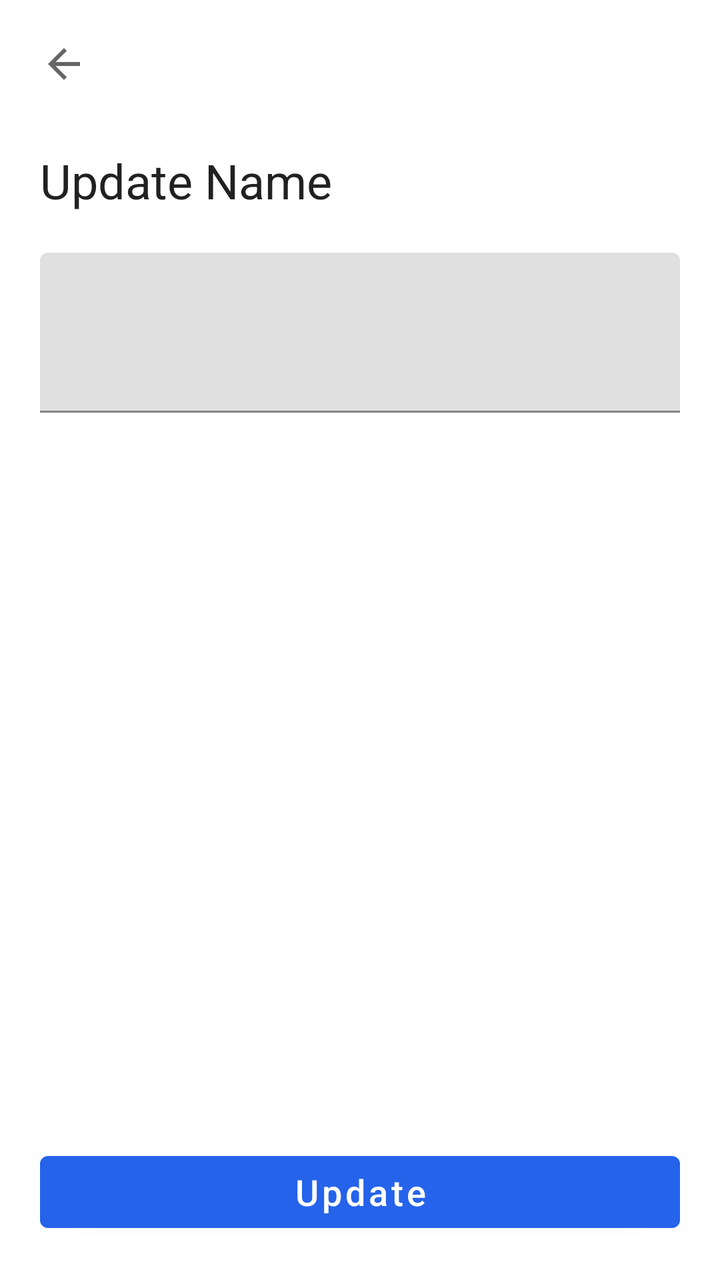
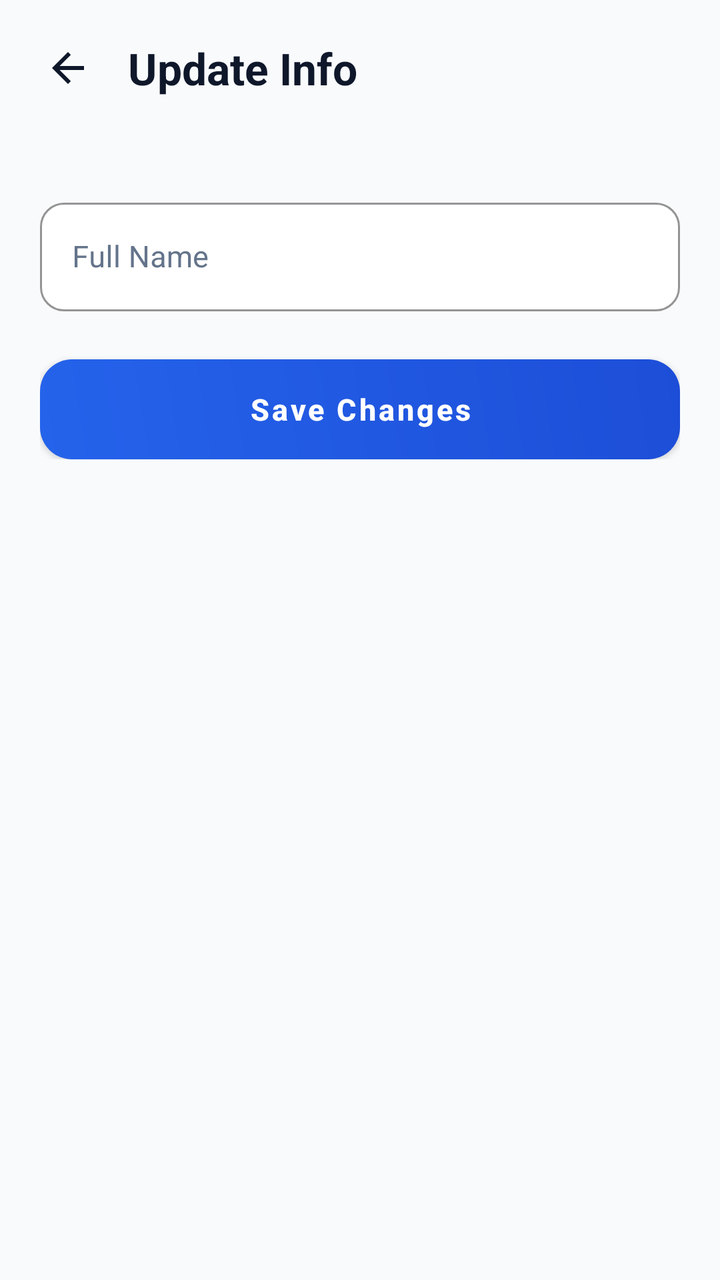

An Android layout rendered at two revisions. The XML below is the earlier revision; the diff shows what the commit changed to produce the second picture.
<!-- AndroidManifest.xml: application theme Theme.FuelOnWheelsApp -->
<!-- res/layout/fragment_account_edit.xml -->
<?xml version="1.0" encoding="utf-8"?>
<androidx.constraintlayout.widget.ConstraintLayout xmlns:android="http://schemas.android.com/apk/res/android"
    xmlns:tools="http://schemas.android.com/tools"
    android:layout_width="match_parent"
    android:layout_height="match_parent"
    android:id="@+id/accountEdit_main_container"
    xmlns:app="http://schemas.android.com/apk/res-auto"
    tools:context=".profile.account.AccountEditFragment">

    <ImageView
        android:id="@+id/accountEdit_btn_back"
        android:layout_width="wrap_content"
        android:layout_height="wrap_content"
        android:src="@drawable/ic_baseline_arrow_back_24"
        app:layout_constraintStart_toStartOf="parent"
        app:layout_constraintTop_toTopOf="parent"
        android:layout_margin="20dp"
        android:contentDescription="@string/back"
        />
    <androidx.constraintlayout.widget.ConstraintLayout
        android:layout_width="match_parent"
        android:layout_height="0dp"
        android:id="@+id/accountEdit_subContainer"
        app:layout_constraintBottom_toBottomOf="parent"
        app:layout_constraintTop_toBottomOf="@id/accountEdit_btn_back"
        >

        <TextView
            android:id="@+id/accountEdit_contentType"
            android:layout_width="wrap_content"
            android:layout_height="wrap_content"
            android:layout_marginStart="20dp"
            android:layout_marginTop="30dp"
            android:text="@string/update_name"
            android:textAppearance="?attr/textAppearanceListItem"
            android:textSize="24sp"
            app:layout_constraintStart_toStartOf="parent"
            app:layout_constraintTop_toTopOf="@id/accountEdit_subContainer"/>

        <com.google.android.material.textfield.TextInputLayout
            android:id="@+id/text_input_layout"
            android:layout_width="match_parent"
            android:layout_height="wrap_content"
            app:layout_constraintEnd_toEndOf="parent"
            app:layout_constraintStart_toStartOf="@+id/accountEdit_contentType"
            app:layout_constraintTop_toBottomOf="@+id/accountEdit_contentType">
            <com.google.android.material.textfield.TextInputEditText
                android:id="@+id/accountEdit_editName"
                android:layout_width="match_parent"
                android:layout_height="wrap_content"
                android:layout_centerHorizontal="true"
                android:layout_centerVertical="true"
                android:layout_marginStart="20dp"
                android:layout_marginTop="20dp"
                android:layout_marginEnd="20dp"
                android:cursorVisible="true"
                android:ems="10"
                android:focusableInTouchMode="true"
                android:inputType="textPersonName"
                android:minHeight="80dp"
                android:textColor="@color/black"
                tools:ignore="SpeakableTextPresentCheck"
                android:autofillHints="name" />
        </com.google.android.material.textfield.TextInputLayout>

        <Button
            android:id="@+id/accountEdit_btn_update"
            android:layout_width="match_parent"
            android:layout_height="wrap_content"
            android:text="@string/update"
            android:textSize="18sp"
            android:layout_marginBottom="20dp"
            android:layout_marginStart="20dp"
            android:layout_marginEnd="20dp"
            android:textAllCaps="false"
            app:layout_constraintBottom_toBottomOf="parent"
            app:layout_constraintEnd_toEndOf="parent"
            app:layout_constraintStart_toStartOf="parent" />
    </androidx.constraintlayout.widget.ConstraintLayout>

    <ProgressBar
        android:id="@+id/progressBar2"
        style="?android:attr/progressBarStyle"
        android:layout_width="wrap_content"
        android:layout_height="wrap_content"
        android:visibility="gone"
        android:indeterminate="true"
        android:indeterminateTintMode="src_atop"
        android:indeterminateTint="@color/colorPrimary"
        app:layout_constraintBottom_toBottomOf="parent"
        app:layout_constraintEnd_toEndOf="parent"
        app:layout_constraintStart_toStartOf="parent"
        app:layout_constraintTop_toTopOf="parent" />

</androidx.constraintlayout.widget.ConstraintLayout>
<!-- resources referenced by this layout -->
<resources>
  <color name="black">#0F172A</color>
  <color name="colorPrimary">#2563EB</color>
  <!-- drawable ic_baseline_arrow_back_24 (drawable) -->
  <vector xmlns:android="http://schemas.android.com/apk/res/android"
      android:width="24dp"
      android:height="24dp"
      android:viewportWidth="24"
      android:viewportHeight="24"
      android:tint="?attr/colorControlNormal"
      android:autoMirrored="true">
    <path
        android:fillColor="@android:color/white"
        android:pathData="M20,11H7.83l5.59,-5.59L12,4l-8,8 8,8 1.41,-1.41L7.83,13H20v-2z"/>
  </vector>
  <string name="back">Back</string>
  <string name="update">Update</string>
  <string name="update_name">Update Name</string>
  <style name="Theme.FuelOnWheelsApp" parent="Theme.MaterialComponents.DayNight.NoActionBar">
          
          <item name="colorPrimary">@color/colorPrimary</item>
          <item name="colorPrimaryVariant">@color/purple_700</item>
          <item name="colorOnPrimary">@color/white</item>
          
          <item name="colorSecondary">@color/colorSecondary</item>
          <item name="colorSecondaryVariant">@color/teal_700</item>
          <item name="colorOnSecondary">@color/black</item>
          
          <item name="android:statusBarColor" tools:targetApi="l">?attr/colorPrimaryVariant</item>
          
      </style>
  <color name="purple_700">#0F172A</color>
  <color name="white">#FFFFFFFF</color>
  <color name="colorSecondary">#0F172A</color>
  <color name="teal_700">#059669</color>
</resources>

<!-- the commit's change to res/layout/fragment_account_edit.xml (unified diff, before → after) -->
@@ -1,95 +1,104 @@
 <?xml version="1.0" encoding="utf-8"?>
-<androidx.constraintlayout.widget.ConstraintLayout xmlns:android="http://schemas.android.com/apk/res/android"
+<LinearLayout xmlns:android="http://schemas.android.com/apk/res/android"
+    xmlns:app="http://schemas.android.com/apk/res-auto"
     xmlns:tools="http://schemas.android.com/tools"
+    android:id="@+id/accountEdit_main_container"
     android:layout_width="match_parent"
     android:layout_height="match_parent"
-    android:id="@+id/accountEdit_main_container"
-    xmlns:app="http://schemas.android.com/apk/res-auto"
+    android:background="@color/bg_slate"
+    android:orientation="vertical"
     tools:context=".profile.account.AccountEditFragment">
 
-    <ImageView
-        android:id="@+id/accountEdit_btn_back"
-        android:layout_width="wrap_content"
+    
+    <LinearLayout
+        android:layout_width="match_parent"
         android:layout_height="wrap_content"
-        android:src="@drawable/ic_baseline_arrow_back_24"
-        app:layout_constraintStart_toStartOf="parent"
-        app:layout_constraintTop_toTopOf="parent"
-        android:layout_margin="20dp"
-        android:contentDescription="@string/back"
-        />
-    <androidx.constraintlayout.widget.ConstraintLayout
-        android:layout_width="match_parent"
-        android:layout_height="0dp"
-        android:id="@+id/accountEdit_subContainer"
-        app:layout_constraintBottom_toBottomOf="parent"
-        app:layout_constraintTop_toBottomOf="@id/accountEdit_btn_back"
-        >
+        android:gravity="center_vertical"
+        android:orientation="horizontal"
+        android:paddingStart="16dp"
+        android:paddingTop="16dp"
+        android:paddingEnd="16dp"
+        android:paddingBottom="8dp">
+
+        <ImageView
+            android:id="@+id/accountEdit_btn_back"
+            android:layout_width="36dp"
+            android:layout_height="36dp"
+            android:background="?attr/selectableItemBackgroundBorderless"
+            android:contentDescription="@string/back"
+            android:padding="6dp"
+            android:src="@drawable/ic_baseline_arrow_back_24"
+            app:tint="@color/brand_navy" />
 
         <TextView
             android:id="@+id/accountEdit_contentType"
             android:layout_width="wrap_content"
             android:layout_height="wrap_content"
-            android:layout_marginStart="20dp"
-            android:layout_marginTop="30dp"
-            android:text="@string/update_name"
-            android:textAppearance="?attr/textAppearanceListItem"
-            android:textSize="24sp"
-            app:layout_constraintStart_toStartOf="parent"
-            app:layout_constraintTop_toTopOf="@id/accountEdit_subContainer"/>
+            android:layout_marginStart="12dp"
+            android:text="Update Info"
+            android:textColor="@color/brand_navy"
+            android:textSize="22sp"
+            android:textStyle="bold" />
+    </LinearLayout>
 
-        <com.google.android.material.textfield.TextInputLayout
-            android:id="@+id/text_input_layout"
+    <FrameLayout
+        android:layout_width="match_parent"
+        android:layout_height="match_parent"
+        android:padding="20dp">
+
+        <LinearLayout
+            android:id="@+id/accountEdit_subContainer"
             android:layout_width="match_parent"
             android:layout_height="wrap_content"
-            app:layout_constraintEnd_toEndOf="parent"
-            app:layout_constraintStart_toStartOf="@+id/accountEdit_contentType"
-            app:layout_constraintTop_toBottomOf="@+id/accountEdit_contentType">
-            <com.google.android.material.textfield.TextInputEditText
-                android:id="@+id/accountEdit_editName"
+            android:orientation="vertical">
+
+            <com.google.android.material.textfield.TextInputLayout
+                android:id="@+id/text_input_layout"
+                style="@style/Widget.MaterialComponents.TextInputLayout.OutlinedBox"
                 android:layout_width="match_parent"
                 android:layout_height="wrap_content"
-                android:layout_centerHorizontal="true"
-                android:layout_centerVertical="true"
-                android:layout_marginStart="20dp"
-                android:layout_marginTop="20dp"
-                android:layout_marginEnd="20dp"
-                android:cursorVisible="true"
-                android:ems="10"
-                android:focusableInTouchMode="true"
-                android:inputType="textPersonName"
-                android:minHeight="80dp"
-                android:textColor="@color/black"
-                tools:ignore="SpeakableTextPresentCheck"
-                android:autofillHints="name" />
-        </com.google.android.material.textfield.TextInputLayout>
+                android:layout_marginTop="16dp"
+                android:hint="Full Name"
+                android:textColorHint="@color/text_secondary"
+                app:boxBackgroundColor="@color/surface_card"
+                app:boxCornerRadiusBottomEnd="12dp"
+                app:boxCornerRadiusBottomStart="12dp"
+                app:boxCornerRadiusTopEnd="12dp"
+                app:boxCornerRadiusTopStart="12dp"
+                app:boxStrokeColor="@color/brand_primary"
+                app:hintTextColor="@color/brand_primary">
 
-        <Button
-            android:id="@+id/accountEdit_btn_update"
-            android:layout_width="match_parent"
+                <com.google.android.material.textfield.TextInputEditText
+                    android:id="@+id/accountEdit_editName"
+                    android:layout_width="match_parent"
+                    android:layout_height="wrap_content"
+                    android:inputType="textPersonName"
+                    android:textColor="@color/brand_navy"
+                    android:textSize="15sp" />
+            </com.google.android.material.textfield.TextInputLayout>
+
+            <Button
+                android:id="@+id/accountEdit_btn_update"
+                android:layout_width="match_parent"
+                android:layout_height="50dp"
+                android:layout_marginTop="24dp"
+                android:background="@drawable/bg_primary_button"
+                app:backgroundTint="@null"
+                android:text="Save Changes"
+                android:textAllCaps="false"
+                android:textColor="@color/white"
+                android:textSize="15sp"
+                android:textStyle="bold" />
+        </LinearLayout>
+
+        <ProgressBar
+            android:id="@+id/progressBar2"
+            style="?android:attr/progressBarStyle"
+            android:layout_width="wrap_content"
             android:layout_height="wrap_content"
-            android:text="@string/update"
-            android:textSize="18sp"
-            android:layout_marginBottom="20dp"
-            android:layout_marginStart="20dp"
-            android:layout_marginEnd="20dp"
-            android:textAllCaps="false"
-            app:layout_constraintBottom_toBottomOf="parent"
-            app:layout_constraintEnd_toEndOf="parent"
-            app:layout_constraintStart_toStartOf="parent" />
-    </androidx.constraintlayout.widget.ConstraintLayout>
+            android:layout_gravity="center"
+            android:indeterminateTint="@color/brand_primary"
+            android:visibility="gone" />
+    </FrameLayout>
 
-    <ProgressBar
-        android:id="@+id/progressBar2"
-        style="?android:attr/progressBarStyle"
-        android:layout_width="wrap_content"
-        android:layout_height="wrap_content"
-        android:visibility="gone"
-        android:indeterminate="true"
-        android:indeterminateTintMode="src_atop"
-        android:indeterminateTint="@color/colorPrimary"
-        app:layout_constraintBottom_toBottomOf="parent"
-        app:layout_constraintEnd_toEndOf="parent"
-        app:layout_constraintStart_toStartOf="parent"
-        app:layout_constraintTop_toTopOf="parent" />
-
-</androidx.constraintlayout.widget.ConstraintLayout>
+</LinearLayout>
<!-- resource entries referenced after the edit -->
@@ -1,7 +1,10 @@
 <!-- resources referenced by this layout -->
 <resources>
-  <color name="black">#0F172A</color>
-  <color name="colorPrimary">#2563EB</color>
+  <color name="bg_slate">#F8FAFC</color>
+  <color name="brand_navy">#0F172A</color>
+  <color name="brand_primary">#2563EB</color>
+  <color name="surface_card">#FFFFFF</color>
+  <color name="text_secondary">#64748B</color>
   <!-- drawable ic_baseline_arrow_back_24 (drawable) -->
   <vector xmlns:android="http://schemas.android.com/apk/res/android"
       android:width="24dp"
@@ -15,24 +18,39 @@
         android:pathData="M20,11H7.83l5.59,-5.59L12,4l-8,8 8,8 1.41,-1.41L7.83,13H20v-2z"/>
   </vector>
   <string name="back">Back</string>
-  <string name="update">Update</string>
-  <string name="update_name">Update Name</string>
-  <style name="Theme.FuelOnWheelsApp" parent="Theme.MaterialComponents.DayNight.NoActionBar">
+  <style name="Theme.FuelOnWheelsApp" parent="Theme.MaterialComponents.Light.NoActionBar">
           
-          <item name="colorPrimary">@color/colorPrimary</item>
-          <item name="colorPrimaryVariant">@color/purple_700</item>
+          <item name="colorPrimary">@color/brand_primary</item>
+          <item name="colorPrimaryVariant">@color/brand_primary_dark</item>
           <item name="colorOnPrimary">@color/white</item>
           
-          <item name="colorSecondary">@color/colorSecondary</item>
-          <item name="colorSecondaryVariant">@color/teal_700</item>
-          <item name="colorOnSecondary">@color/black</item>
+          <item name="colorSecondary">@color/brand_primary</item>
+          <item name="colorSecondaryVariant">@color/brand_primary_dark</item>
+          <item name="colorOnSecondary">@color/white</item>
           
-          <item name="android:statusBarColor" tools:targetApi="l">?attr/colorPrimaryVariant</item>
+          <item name="android:windowBackground">@color/bg_slate</item>
+          <item name="android:textColorPrimary">@color/brand_navy</item>
+          <item name="android:textColorSecondary">@color/text_secondary</item>
           
+          <item name="android:statusBarColor">@color/bg_slate</item>
+          <item name="android:windowLightStatusBar">true</item>
       </style>
-  <color name="purple_700">#0F172A</color>
+  <color name="brand_primary_dark">#1D4ED8</color>
   <color name="white">#FFFFFFFF</color>
-  <color name="colorSecondary">#0F172A</color>
-  <color name="teal_700">#059669</color>
+  <!-- drawable bg_primary_button (drawable) -->
+  <?xml version="1.0" encoding="utf-8"?>
+  <ripple xmlns:android="http://schemas.android.com/apk/res/android"
+      android:color="#40FFFFFF">
+      <item>
+          <shape android:shape="rectangle">
+              <gradient
+                  android:angle="45"
+                  android:startColor="#2563EB"
+                  android:endColor="#1D4ED8"
+                  android:type="linear" />
+              <corners android:radius="16dp" />
+          </shape>
+      </item>
+  </ripple>
 </resources>
 
